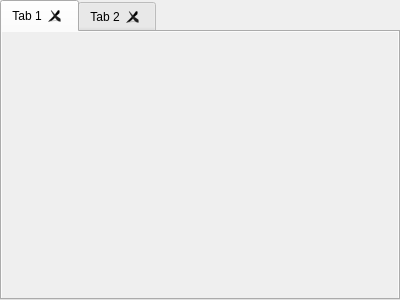
Qt form forms/filterdesigner.ui (bjornrd/FilterDesigner) before a commit.
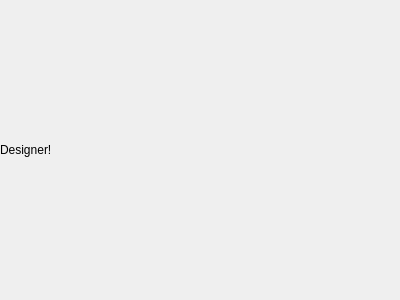
The same form after that commit.

Patch:
```diff
--- a/forms/filterdesigner.ui
+++ b/forms/filterdesigner.ui
@@ -32,44 +32,10 @@
    <item row="0" column="0">
     <layout class="QGridLayout" name="gridLayout">
      <item row="0" column="0">
-      <widget class="QTabWidget" name="tabWidget">
-       <property name="autoFillBackground">
-        <bool>true</bool>
+      <widget class="QLabel" name="label">
+       <property name="text">
+        <string>Designer!</string>
        </property>
-       <property name="tabShape">
-        <enum>QTabWidget::Rounded</enum>
-       </property>
-       <property name="currentIndex">
-        <number>0</number>
-       </property>
-       <property name="elideMode">
-        <enum>Qt::ElideNone</enum>
-       </property>
-       <property name="documentMode">
-        <bool>false</bool>
-       </property>
-       <property name="tabsClosable">
-        <bool>true</bool>
-       </property>
-       <property name="movable">
-        <bool>true</bool>
-       </property>
-       <widget class="QWidget" name="tab">
-        <property name="autoFillBackground">
-         <bool>true</bool>
-        </property>
-        <attribute name="title">
-         <string>Tab 1</string>
-        </attribute>
-       </widget>
-       <widget class="QWidget" name="tab_2">
-        <property name="autoFillBackground">
-         <bool>true</bool>
-        </property>
-        <attribute name="title">
-         <string>Tab 2</string>
-        </attribute>
-       </widget>
       </widget>
      </item>
     </layout>
```
